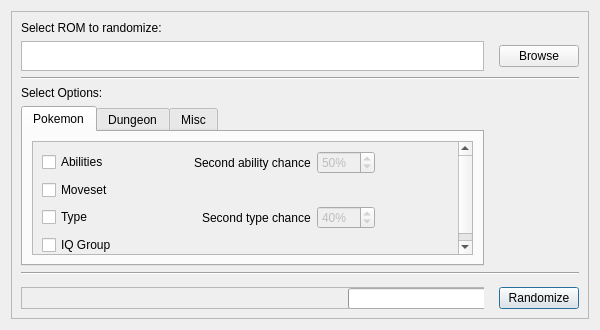
This is layout/dialog.ui in Aissurteivos/mdrngzer as Qt 5 draws it before an edit. The edited form follows.
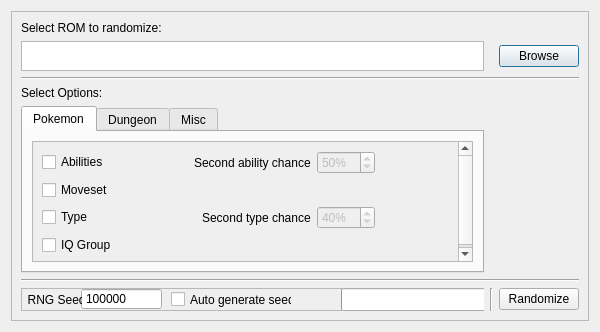
This is the edited form.

Commit message: added the ability to choose the seed

```diff
--- a/layout/dialog.ui
+++ b/layout/dialog.ui
@@ -10,14 +10,14 @@
     <x>0</x>
     <y>0</y>
     <width>600</width>
-    <height>330</height>
+    <height>332</height>
    </rect>
   </property>
   <property name="windowTitle">
    <string>mdrngzer</string>
   </property>
   <layout class="QGridLayout" name="gridLayout">
-   <item row="1" column="1">
+   <item row="1" column="0">
     <widget class="QFrame" name="frame">
      <property name="frameShape">
       <enum>QFrame::StyledPanel</enum>
@@ -40,13 +40,6 @@
         </property>
        </widget>
       </item>
-      <item row="8" column="3">
-       <widget class="QPushButton" name="randomizeButton">
-        <property name="text">
-         <string>Randomize</string>
-        </property>
-       </widget>
-      </item>
       <item row="1" column="1">
        <widget class="QPlainTextEdit" name="filenameTextEdit">
         <property name="maximumSize">
@@ -120,7 +113,7 @@
                <x>0</x>
                <y>0</y>
                <width>446</width>
-               <height>119</height>
+               <height>127</height>
               </rect>
              </property>
              <layout class="QGridLayout" name="gridLayout_6">
@@ -338,13 +331,29 @@
       </item>
       <item row="6" column="2">
        <widget class="Line" name="line_3">
+        <property name="enabled">
+         <bool>true</bool>
+        </property>
         <property name="orientation">
          <enum>Qt::Vertical</enum>
         </property>
        </widget>
       </item>
-      <item row="8" column="1">
+      <item row="6" column="3">
+       <widget class="QPushButton" name="randomizeButton">
+        <property name="text">
+         <string>Randomize</string>
+        </property>
+       </widget>
+      </item>
+      <item row="6" column="1">
        <widget class="QFrame" name="frame_2">
+        <property name="minimumSize">
+         <size>
+          <width>0</width>
+          <height>23</height>
+         </size>
+        </property>
         <property name="frameShape">
          <enum>QFrame::StyledPanel</enum>
         </property>
@@ -354,10 +363,10 @@
         <widget class="QProgressBar" name="progressBar">
          <property name="geometry">
           <rect>
-           <x>327</x>
-           <y>1</y>
-           <width>141</width>
-           <height>21</height>
+           <x>320</x>
+           <y>0</y>
+           <width>145</width>
+           <height>23</height>
           </rect>
          </property>
          <property name="font">
@@ -381,6 +390,62 @@
           <string/>
          </property>
         </widget>
+        <widget class="QSpinBox" name="SeedBox">
+         <property name="geometry">
+          <rect>
+           <x>60</x>
+           <y>0</y>
+           <width>81</width>
+           <height>22</height>
+          </rect>
+         </property>
+         <property name="buttonSymbols">
+          <enum>QAbstractSpinBox::NoButtons</enum>
+         </property>
+         <property name="minimum">
+          <number>0</number>
+         </property>
+         <property name="maximum">
+          <number>2147483647</number>
+         </property>
+         <property name="value">
+          <number>314159</number>
+         </property>
+         <property name="displayIntegerBase">
+          <number>10</number>
+         </property>
+        </widget>
+        <widget class="QLabel" name="SeedLabel">
+         <property name="geometry">
+          <rect>
+           <x>0</x>
+           <y>0</y>
+           <width>61</width>
+           <height>23</height>
+          </rect>
+         </property>
+         <property name="text">
+          <string>  RNG Seed:</string>
+         </property>
+        </widget>
+        <widget class="QCheckBox" name="SeedEnable">
+         <property name="geometry">
+          <rect>
+           <x>150</x>
+           <y>0</y>
+           <width>121</width>
+           <height>23</height>
+          </rect>
+         </property>
+         <property name="text">
+          <string>Auto generate seed</string>
+         </property>
+        </widget>
+        <zorder>progressBar</zorder>
+        <zorder>randomizeButton</zorder>
+        <zorder>SeedBox</zorder>
+        <zorder>SeedLabel</zorder>
+        <zorder>SeedEnable</zorder>
        </widget>
       </item>
      </layout>
```
Left out of the diff: 50 changed lines with no effect on the pictures. The commit also changes 1 other file.
